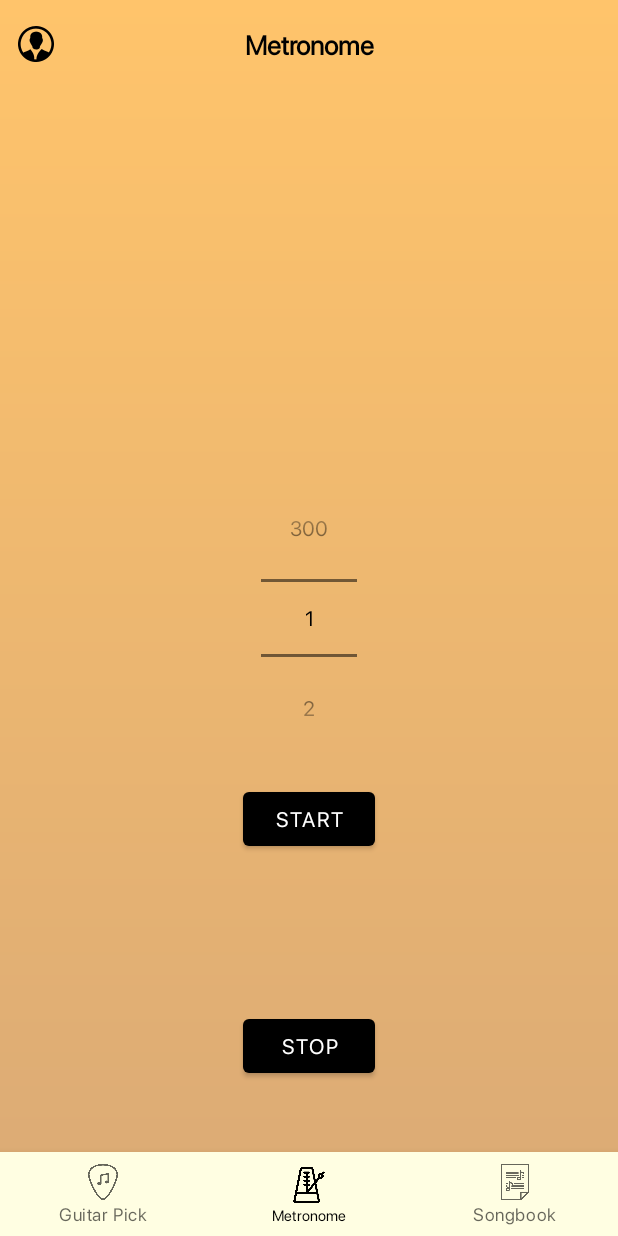
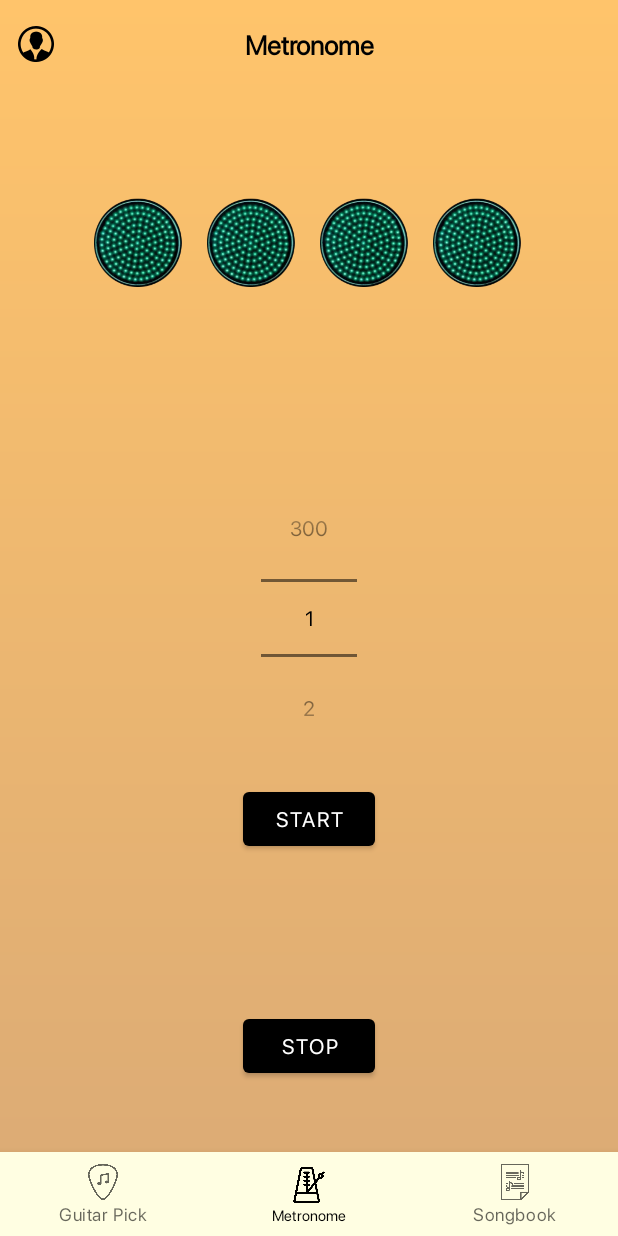
Before and after one commit to KrecikKretes/Guitar_app_master, an Android app: the screen it shows after launch (UserActivity), item 2 of the bottom bar chosen, on a phone screen of 412 x 824 dp. Run offline under Robolectric (Android 15) with nearby library versions, the phone set to English and light mode, and no system bars; our stand-ins replace Firebase (no records; nobody signed in at launch, a user with empty details on screens opened directly).

Commit message:
Guitar Tuner - Improve MetronomeFragment

```diff
--- a/app/src/main/java/com/zawisza/guitar_app/fragments/Login/LoginFragment.java
+++ b/app/src/main/java/com/zawisza/guitar_app/fragments/Login/LoginFragment.java
@@ -87,7 +87,6 @@ public class LoginFragment extends Fragment {
         } catch (IOException e) {
             e.printStackTrace();
         }
-
     }
 
     private void dialogDelete(){
--- a/app/src/main/res/layout/fragment_metronome.xml
+++ b/app/src/main/res/layout/fragment_metronome.xml
@@ -46,8 +46,6 @@
         android:layout_width="match_parent"
         android:layout_height="wrap_content"
         android:orientation="horizontal"
-        android:weightSum="4"
-
         android:gravity="center"
 
         app:layout_constraintBottom_toTopOf="@+id/metronome_fragment_numberpicker"
@@ -55,39 +53,49 @@
         app:layout_constraintStart_toStartOf="parent"
         app:layout_constraintTop_toTopOf="parent">
 
-        <Button
+        <ImageButton
             android:id="@+id/metronome_fragment_button_lamp"
-            android:layout_width="0dp"
-            android:layout_height="wrap_content"
-
-            android:layout_marginStart="0dp"
+            android:layout_width="60dp"
+            android:layout_height="60dp"
+            android:background="@drawable/green"
             />
 
-
-        <Button
-            android:id="@+id/metronome_fragment_button_lamp2"
-            android:layout_width="0dp"
+        <View
+            android:layout_width="15dp"
             android:layout_height="wrap_content"
-
-            android:layout_marginStart="30dp"
             />
 
-
-        <Button
-            android:id="@+id/metronome_fragment_button_lamp3"
-            android:layout_width="0dp"
-            android:layout_height="wrap_content"
-
-            android:layout_marginStart="60dp"
+        <ImageButton
+            android:id="@+id/metronome_fragment_button_lamp2"
+            android:layout_width="60dp"
+            android:layout_height="60dp"
+            android:background="@drawable/green"
             />
 
-        <Button
+        <View
+            android:layout_width="15dp"
+            android:layout_height="wrap_content"
+            />
+
+        <ImageButton
+            android:id="@+id/metronome_fragment_button_lamp3"
+            android:layout_width="60dp"
+            android:layout_height="60dp"
+            android:background="@drawable/green"
+            />
+
+        <View
+            android:layout_width="15dp"
+            android:layout_height="wrap_content"
+            />
+
+        <ImageButton
             android:id="@+id/metronome_fragment_button_lamp4"
-            android:layout_width="0dp"
-            android:layout_height="wrap_content"
+            android:layout_width="60dp"
+            android:layout_height="60dp"
+            android:background="@drawable/green"
+            />
 
-            android:layout_marginStart="90dp"
-            />
     </LinearLayout>
 
 
```
Also changed, not shown: app/src/main/java/com/zawisza/guitar_app/fragments/Metronome/MetronomeFragment.java (+32 -27 lines), app/src/main/res/drawable/green.png (added), app/src/main/res/drawable/red.png (added), app/src/main/res/drawable/yellow.png (added).
